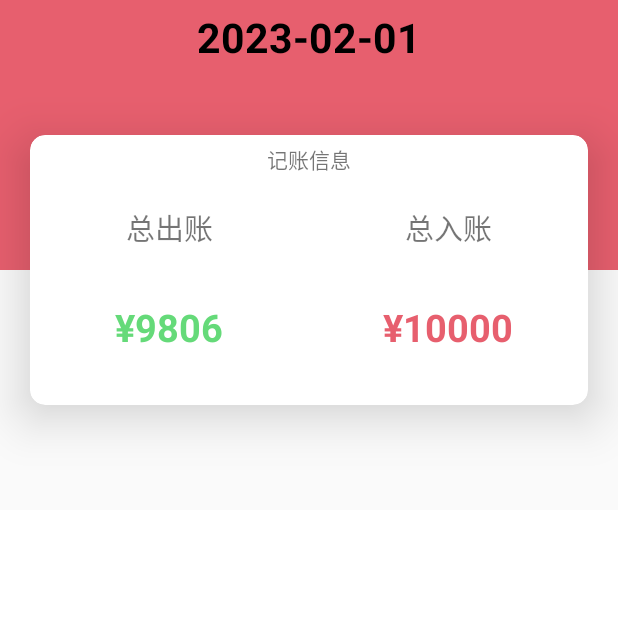
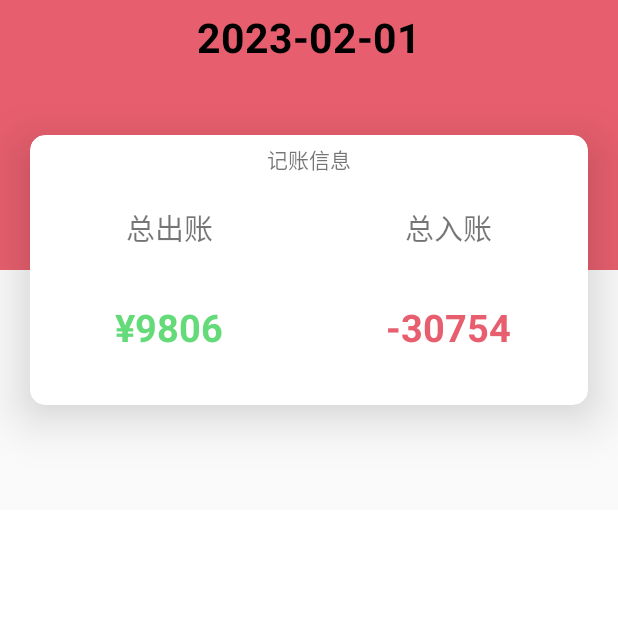
Before and after one commit to Huazhiling/Bookkeep, an Android app: the screen it shows after launch (MainActivity), on a phone screen of 412 x 824 dp, the top half of it. Run offline under Robolectric (Android 15) with nearby library versions, the phone set to English and light mode, and no system bars; our stand-ins replace EventBus, RxJava; libraries missing offline, so code that uses them is left out: com.allen.library, com.blankj.utilcode, com.chad.library, com.gyf.immersionbar; plain views replace SuperTextView; 5 statements that could not run were skipped.

Commit message:
模拟数据

```diff
--- a/app/src/main/AndroidManifest.xml
+++ b/app/src/main/AndroidManifest.xml
@@ -24,6 +24,7 @@
             </intent-filter>
         </activity>
         <activity android:name=".activity.MainActivity"/>
+        <activity android:name=".activity.MoreBookkeepingActivity"/>
         <activity android:name=".activity.InsertBookkeepingActivity"/>
     </application>
 
--- /dev/null
+++ b/app/src/main/java/com/tuita/bookkeeping/adapter/rvadapter/BookkeepingRecordAdapter.java
@@ -0,0 +1,32 @@
+package com.tuita.bookkeeping.adapter.rvadapter;
+
+import android.graphics.Color;
+
+import androidx.annotation.Nullable;
+
+import com.chad.library.adapter.base.BaseQuickAdapter;
+import com.chad.library.adapter.base.BaseViewHolder;
+import com.tuita.bookkeeping.R;
+import com.tuita.bookkeeping.bean.BookkeepingItemBean;
+
+import java.util.List;
+
+public class BookkeepingRecordAdapter extends BaseQuickAdapter<BookkeepingItemBean, BaseViewHolder> {
+    public BookkeepingRecordAdapter(int layoutResId, @Nullable List<BookkeepingItemBean> data) {
+        super(layoutResId, data);
+    }
+
+    @Override
+    protected void convert(BaseViewHolder helper, BookkeepingItemBean item) {
+        helper.setImageResource(R.id.item_bk_icon, item.getRecordBookkeepingType());
+        helper.setText(R.id.item_bk_name, item.getRecordName());
+        helper.setText(R.id.item_bk_desc, item.getRecordDescription());
+        helper.setText(R.id.item_bk_time, item.getRecordTime());
+        String price = String.valueOf(item.getRecordPrice());
+        if (item.getRecordStatus() == 1) {
+            helper.setText(R.id.item_bk_price, "+" + price).setTextColor(R.id.item_bk_price, mContext.getColor(R.color.app_in_color));
+        } else {
+            helper.setText(R.id.item_bk_price, "-" + price).setTextColor(R.id.item_bk_price, mContext.getColor(R.color.app_out_color));
+        }
+    }
+}
--- /dev/null
+++ b/app/src/main/java/com/tuita/bookkeeping/bean/BookkeepingItemBean.java
@@ -0,0 +1,91 @@
+package com.tuita.bookkeeping.bean;
+
+import java.io.InputStream;
+import java.math.BigDecimal;
+
+public class BookkeepingItemBean {
+    /**
+     * 记录时间
+     */
+    private String recordTime;
+    /**
+     * 名称
+     */
+    private String recordName;
+    /**
+     * 描述，备注
+     */
+    private String recordDescription;
+    /**
+     * 语音描述
+     */
+    private InputStream recordAudioDesc;
+    /**
+     * 人情金额
+     */
+    private int recordPrice;
+    /**
+     * 人情类型
+     */
+    private int recordBookkeepingType;
+    /**
+     * 人情状态，是支出，还是收入
+     */
+    private int recordStatus;
+
+    public String getRecordTime() {
+        return recordTime;
+    }
+
+    public void setRecordTime(String recordTime) {
+        this.recordTime = recordTime;
+    }
+
+    public String getRecordName() {
+        return recordName;
+    }
+
+    public void setRecordName(String recordName) {
+        this.recordName = recordName;
+    }
+
+    public String getRecordDescription() {
+        return recordDescription;
+    }
+
+    public void setRecordDescription(String recordDescription) {
+        this.recordDescription = recordDescription;
+    }
+
+    public InputStream getRecordAudioDesc() {
+        return recordAudioDesc;
+    }
+
+    public void setRecordAudioDesc(InputStream recordAudioDesc) {
+        this.recordAudioDesc = recordAudioDesc;
+    }
+
+    public int getRecordPrice() {
+        return recordPrice;
+    }
+
+    public void setRecordPrice(int recordPrice) {
+        this.recordPrice = recordPrice;
+    }
+
+    public int getRecordBookkeepingType() {
+        return recordBookkeepingType;
+    }
+
+    public void setRecordBookkeepingType(int recordBookkeepingType) {
+        this.recordBookkeepingType = recordBookkeepingType;
+    }
+
+    public int getRecordStatus() {
+        return recordStatus;
+    }
+
+    public void setRecordStatus(int recordStatus) {
+        this.recordStatus = recordStatus;
+    }
+}
--- /dev/null
+++ b/app/src/main/java/com/tuita/bookkeeping/command/Constant.java
@@ -0,0 +1,19 @@
+package com.tuita.bookkeeping.command;
+
+import com.tuita.bookkeeping.R;
+
+public class Constant {
+    /**
+     * 类型资源文件
+     */
+    public static final int[] resIds = {R.drawable.jiehun, R.drawable.give_birth
+            , R.drawable.zhousui, R.drawable.manyue
+            , R.drawable.birthday, R.drawable.qiaoqian
+            , R.drawable.yasuiqian, R.drawable.shengxue
+            , R.drawable.dashou, R.drawable.sangshi};
+    /**
+     * 类型资源文件对应的Name
+     */
+    public static final String[] contents = {"结婚", "生子", "周岁", "满月", "生日"
+            , "乔迁", "压岁", "升学", "大寿", "丧事"};
+}
--- a/app/src/main/java/com/tuita/bookkeeping/fragment/view/BookkeepingFragment.java
+++ b/app/src/main/java/com/tuita/bookkeeping/fragment/view/BookkeepingFragment.java
@@ -1,17 +1,104 @@
 package com.tuita.bookkeeping.fragment.view;
 
+import static com.tuita.bookkeeping.command.Constant.contents;
+import static com.tuita.bookkeeping.command.Constant.resIds;
+
+import android.annotation.SuppressLint;
+import android.content.Intent;
+import android.view.View;
+import android.widget.TextView;
+
+import androidx.recyclerview.widget.RecyclerView;
+
+import com.allen.library.SuperTextView;
+import com.blankj.utilcode.util.ToastUtils;
+import com.chad.library.adapter.base.BaseQuickAdapter;
 import com.tuita.bookkeeping.R;
+import com.tuita.bookkeeping.activity.MoreBookkeepingActivity;
+import com.tuita.bookkeeping.adapter.rvadapter.BookkeepingRecordAdapter;
 import com.tuita.bookkeeping.annoation.XmlLayoutResId;
 import com.tuita.bookkeeping.base.BaseMvpFragment;
 import com.tuita.bookkeeping.base.BasePresenter;
+import com.tuita.bookkeeping.bean.BookkeepingItemBean;
 import com.tuita.bookkeeping.fragment.contract.BookkeepingContract;
 import com.tuita.bookkeeping.fragment.presenter.BookkeepingPresenter;
+import com.tuita.bookkeeping.ui.RuleRecyclerLines;
+
+import java.math.BigDecimal;
+import java.text.SimpleDateFormat;
+import java.util.ArrayList;
+import java.util.Date;
+import java.util.List;
 
 @XmlLayoutResId(portContentId = R.layout.fragment_bookkeeping)
 public class BookkeepingFragment extends BaseMvpFragment<BookkeepingPresenter> implements BookkeepingContract.IBookkeepingView {
+    private TextView bkTime;
+    private TextView outAccount;
+    private TextView inAccount;
+    private SuperTextView bkMore;
+    private RecyclerView bkRecord;
+    private BookkeepingRecordAdapter bookkeepingRecordAdapter;
+    private List<BookkeepingItemBean> bookkeepingItemBeans;
+
     @Override
     protected void initView() {
+        bkTime = findViewById(R.id.bk_time);
+        outAccount = findViewById(R.id.out_account);
+        inAccount = findViewById(R.id.in_account);
+        bkMore = findViewById(R.id.bk_more);
+        bkRecord = findViewById(R.id.bk_record);
+    }
 
+    @SuppressLint("SimpleDateFormat")
+    @Override
+    protected void initData() {
+        super.initData();
+        bookkeepingItemBeans = new ArrayList<>();
+        for (int i = 0; i < 10; i++) {
+            BookkeepingItemBean bean = new BookkeepingItemBean();
+            int typePotion = (int) (Math.random() * 7);
+            bean.setRecordBookkeepingType(resIds[typePotion]);
+            bean.setRecordName(contents[typePotion]);
+            bean.setRecordDescription("记一下，怕忘了");
+            bean.setRecordPrice((int) (Math.random() * 5000));
+            bean.setRecordStatus((int) (Math.random() * 2));
+            bean.setRecordTime(new SimpleDateFormat("yyyy-MM-dd HH:mm:ss").format(new Date()));
+            bookkeepingItemBeans.add(bean);
+        }
+        bookkeepingRecordAdapter = new BookkeepingRecordAdapter(R.layout.item_booppeening_record, bookkeepingItemBeans);
+        bkRecord.setAdapter(bookkeepingRecordAdapter);
+        bkTime.setText(new SimpleDateFormat("yyyy-MM-dd").format(new Date()));
+        adapterInti();
+        viewInit();
+    }
+
+    private void viewInit() {
+        int inPrice = 0, outPrice = 0;
+        for (BookkeepingItemBean bookkeepingItemBean : bookkeepingItemBeans) {
+            if (bookkeepingItemBean.getRecordStatus() == 1) {
+                inPrice += bookkeepingItemBean.getRecordPrice();
+            } else {
+                outPrice += bookkeepingItemBean.getRecordPrice();
+            }
+        }
+        inAccount.setText(String.format("+%s", inPrice));
+        inAccount.setText(String.format("-%s", outPrice));
+    }
+
+    private void adapterInti() {
+        bkRecord.addItemDecoration(new RuleRecyclerLines(mContext, RuleRecyclerLines.HORIZONTAL_LIST, 1));
+        bookkeepingRecordAdapter.setOnItemChildClickListener(new BaseQuickAdapter.OnItemChildClickListener() {
+            @Override
+            public void onItemChildClick(BaseQuickAdapter adapter, View view, int position) {
+                ToastUtils.showShort(bookkeepingItemBeans.get(position).getRecordName());
+            }
+        });
+        bkMore.setOnClickListener(new View.OnClickListener() {
+            @Override
+            public void onClick(View v) {
+                startActivity(new Intent(mActivity, MoreBookkeepingActivity.class));
+            }
+        });
     }
 
     @Override
--- /dev/null
+++ b/app/src/main/java/com/tuita/bookkeeping/ui/RuleRecyclerLines.java
@@ -0,0 +1,100 @@
+package com.tuita.bookkeeping.ui;
+
+import android.content.Context;
+import android.graphics.Canvas;
+import android.graphics.Paint;
+import android.graphics.Rect;
+import android.view.View;
+import android.widget.LinearLayout;
+
+import androidx.recyclerview.widget.RecyclerView;
+
+import com.blankj.utilcode.util.ConvertUtils;
+
+/**
+ * Created by wwj on 2018/11/29.
+ * 自定义的RecyclerView分割线
+ */
+
+public class RuleRecyclerLines extends RecyclerView.ItemDecoration {
+    private final Paint mPaint;
+    private Context mContext;
+    private int mOrientation;
+    public static final int HORIZONTAL_LIST = LinearLayout.HORIZONTAL;
+    public static final int VERTICAL_LIST = LinearLayout.VERTICAL;
+    private int height = 0;
+
+    //由于Divider也有长宽高，每一个Item需要向下或者向右偏移
+    @Override
+    public void getItemOffsets(Rect outRect, View view, RecyclerView parent, RecyclerView.State state) {
+        if (mOrientation == HORIZONTAL_LIST) {
+            //画横线，就是往下偏移一个分割线的高度
+            if (parent.getChildAdapterPosition(view) != parent.getAdapter().getItemCount() - 1) {
+                outRect.set(0, 0, 0, ConvertUtils.dp2px(height));
+            }
+        } else {
+            //画竖线，就是往右偏移一个分割线的宽度
+            outRect.set(0, 0, ConvertUtils.dp2px(height), 0);
+        }
+    }
+
+    public RuleRecyclerLines(Context context, int orientation, int height) {
+        this.mContext = context;
+        mPaint = new Paint(Paint.ANTI_ALIAS_FLAG);
+        mPaint.setColor(0xFFF6F7FB);
+        mPaint.setStyle(Paint.Style.FILL);
+        setOrientation(orientation);
+        this.height = height;
+    }
+
+    public void setColor(int color) {
+        mPaint.setColor(color);
+    }
+
+    //设置屏幕的方向
+    public void setOrientation(int orientation) {
+        if (orientation != HORIZONTAL_LIST && orientation != VERTICAL_LIST) {
+            throw new IllegalArgumentException("invalid orientation");
+        }
+        mOrientation = orientation;
+    }
+
+    @Override
+    public void onDraw(Canvas c, RecyclerView parent, RecyclerView.State state) {
+        if (mOrientation == HORIZONTAL_LIST) {
+            drawHorizontalLine(c, parent, state);
+        } else {
+            drawVerticalLine(c, parent, state);
+        }
+    }
+
+    private void drawHorizontalLine(Canvas c, RecyclerView parent, RecyclerView.State state) {
+        // 对于水平方向的分割线，两端的位置是不变的，可以直接通过RecyclerView来获取
+        int left = parent.getPaddingLeft();
+        int right = parent.getMeasuredWidth() - parent.getPaddingRight();
+        // 这里获取的是一屏的Item数量
+        int childCount = parent.getChildCount();
+        // 分割线从Item的底部开始绘制，且在最后一个Item底部不绘制
+        for (int i = 0; i < childCount - 1; i++) {
+            View child = parent.getChildAt(i);
+            RecyclerView.LayoutParams layoutParams = (RecyclerView.LayoutParams) child.getLayoutParams();
+            // 有的Item布局会设置layout_marginXXX
+            int top = child.getBottom() + layoutParams.bottomMargin;
+            int bottom = top + ConvertUtils.dp2px(height);
+            c.drawRect(left, top, right, bottom, mPaint);
+        }
+    }
+
+    private void drawVerticalLine(Canvas c, RecyclerView parent, RecyclerView.State state) {
+        int top = parent.getPaddingTop();
+        int bottom = parent.getMeasuredHeight() - parent.getPaddingBottom();
+        int childCount = parent.getChildCount();
+        for (int i = 0; i < childCount - 1; i++) {
+            View childAt = parent.getChildAt(i);
+            RecyclerView.LayoutParams layoutParams = (RecyclerView.LayoutParams) childAt.getLayoutParams();
+            int left = childAt.getRight() + layoutParams.rightMargin;
+            int right = left + ConvertUtils.dp2px(height);
+            c.drawRect(left, right, top, bottom, mPaint);
+        }
+    }
+}
--- a/app/src/main/res/layout/fragment_bookkeeping.xml
+++ b/app/src/main/res/layout/fragment_bookkeeping.xml
@@ -21,6 +21,7 @@
             android:orientation="vertical">
 
             <TextView
+                android:id="@+id/bk_time"
                 android:layout_width="match_parent"
                 android:layout_height="50dp"
                 android:gravity="center"
@@ -71,6 +72,7 @@
                                 android:textSize="19sp" />
 
                             <TextView
+                                android:id="@+id/out_account"
                                 android:layout_width="match_parent"
                                 android:layout_height="match_parent"
                                 android:gravity="center"
@@ -96,6 +98,7 @@
                                 android:textSize="19sp" />
 
                             <TextView
+                                android:id="@+id/in_account"
                                 android:layout_width="match_parent"
                                 android:layout_height="match_parent"
                                 android:gravity="center"
@@ -116,6 +119,7 @@
                 android:orientation="vertical">
 
                 <com.allen.library.SuperTextView
+                    android:id="@+id/bk_more"
                     android:layout_width="match_parent"
                     android:layout_height="50dp"
                     android:gravity="center_vertical"
@@ -130,6 +134,7 @@
                     app:sRightTextString="查看更多" />
 
                 <androidx.recyclerview.widget.RecyclerView
+                    android:id="@+id/bk_record"
                     android:layout_width="match_parent"
                     android:layout_height="match_parent"
                     android:background="@color/white"
--- a/app/src/main/res/values/colors.xml
+++ b/app/src/main/res/values/colors.xml
@@ -22,4 +22,6 @@
     <color name="skip_gray">#33333333</color>
     <color name="app_uncheck">#BFBFBF</color>
     <color name="app_system_color">#E75F6E</color>
+    <color name="app_in_color">#489B53</color>
+    <color name="app_out_color">#E75F6E</color>
 </resources>
```
Also changed, not shown: app/src/main/java/com/tuita/bookkeeping/activity/InsertBookkeepingActivity.java (+3 -7 lines), app/src/main/java/com/tuita/bookkeeping/activity/MoreBookkeepingActivity.java (added, +28 -0 lines), app/src/main/res/layout/activity_more_bookkeeping.xml (added, +40 -0 lines), app/src/main/res/layout/item_booppeening_record.xml (added, +67 -0 lines).
